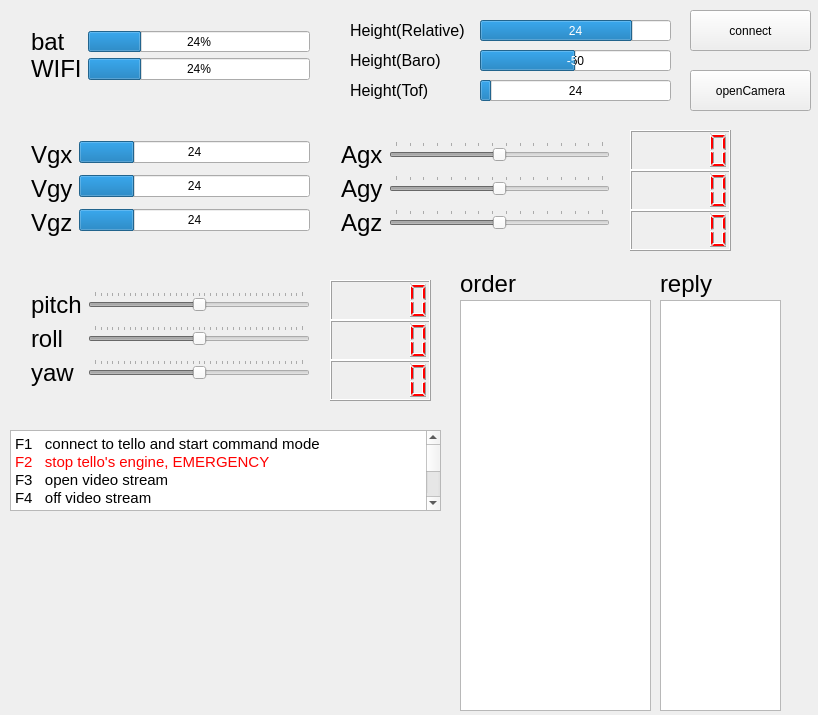
Old version of the form telloGUIController/telloGUIController/mainwindow.ui in the repository fangwei123456/telloGUIController.
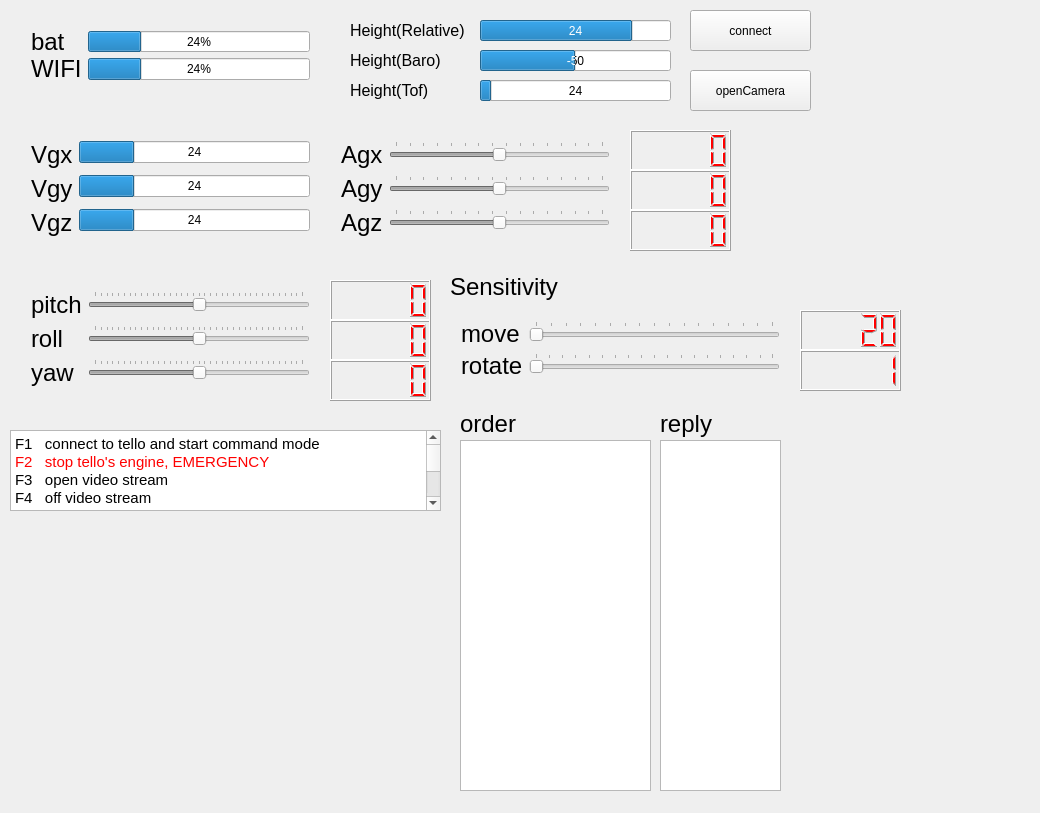
New version of the form. Icons and pictures are not drawn.

Commit message: add control of sensitivity; fix keyboard input bug

Patch:
```diff
--- a/telloGUIController/telloGUIController/mainwindow.ui
+++ b/telloGUIController/telloGUIController/mainwindow.ui
@@ -6,8 +6,8 @@
    <rect>
     <x>0</x>
     <y>0</y>
-    <width>818</width>
-    <height>715</height>
+    <width>1040</width>
+    <height>813</height>
    </rect>
   </property>
   <property name="windowTitle">
@@ -543,9 +543,9 @@
     <property name="geometry">
      <rect>
       <x>460</x>
-      <y>300</y>
+      <y>440</y>
       <width>191</width>
-      <height>411</height>
+      <height>351</height>
      </rect>
     </property>
     <property name="html">
@@ -585,9 +585,9 @@
     <property name="geometry">
      <rect>
       <x>660</x>
-      <y>300</y>
+      <y>440</y>
       <width>121</width>
-      <height>411</height>
+      <height>351</height>
      </rect>
     </property>
     <property name="html">
@@ -602,7 +602,7 @@
     <property name="geometry">
      <rect>
       <x>10</x>
-      <y>520</y>
+      <y>630</y>
       <width>431</width>
       <height>181</height>
      </rect>
@@ -649,7 +649,7 @@
     <property name="geometry">
      <rect>
       <x>460</x>
-      <y>270</y>
+      <y>410</y>
       <width>61</width>
       <height>27</height>
      </rect>
@@ -667,7 +667,7 @@
     <property name="geometry">
      <rect>
       <x>660</x>
-      <y>270</y>
+      <y>410</y>
       <width>61</width>
       <height>27</height>
      </rect>
@@ -720,6 +720,136 @@
      <string notr="true">color: rgb(255, 0, 0);</string>
     </property>
    </widget>
+   <widget class="QLabel" name="sensitivityLabel">
+    <property name="geometry">
+     <rect>
+      <x>450</x>
+      <y>270</y>
+      <width>121</width>
+      <height>34</height>
+     </rect>
+    </property>
+    <property name="font">
+     <font>
+      <pointsize>18</pointsize>
+     </font>
+    </property>
+    <property name="text">
+     <string>Sensitivity</string>
+    </property>
+   </widget>
+   <widget class="QLCDNumber" name="moveSV">
+    <property name="geometry">
+     <rect>
+      <x>800</x>
+      <y>310</y>
+      <width>101</width>
+      <height>41</height>
+     </rect>
+    </property>
+    <property name="styleSheet">
+     <string notr="true">color: rgb(255, 0, 0);</string>
+    </property>
+    <property name="intValue" stdset="0">
+     <number>20</number>
+    </property>
+   </widget>
+   <widget class="QWidget" name="formLayoutWidget_5">
+    <property name="geometry">
+     <rect>
+      <x>450</x>
+      <y>310</y>
+      <width>341</width>
+      <height>80</height>
+     </rect>
+    </property>
+    <layout class="QFormLayout" name="sensitivityFormLayout">
+     <item row="0" column="0">
+      <widget class="QLabel" name="moveSensitivityLabel">
+       <property name="font">
+        <font>
+         <pointsize>18</pointsize>
+        </font>
+       </property>
+       <property name="text">
+        <string>move</string>
+       </property>
+      </widget>
+     </item>
+     <item row="0" column="1">
+      <widget class="QSlider" name="moveSensitivity">
+       <property name="enabled">
+        <bool>false</bool>
+       </property>
+       <property name="minimum">
+        <number>20</number>
+       </property>
+       <property name="maximum">
+        <number>100</number>
+       </property>
+       <property name="orientation">
+        <enum>Qt::Horizontal</enum>
+       </property>
+       <property name="tickPosition">
+        <enum>QSlider::TicksAbove</enum>
+       </property>
+       <property name="tickInterval">
+        <number>5</number>
+       </property>
+      </widget>
+     </item>
+     <item row="1" column="0">
+      <widget class="QLabel" name="rotateSensitivityLabel">
+       <property name="font">
+        <font>
+         <pointsize>18</pointsize>
+        </font>
+       </property>
+       <property name="text">
+        <string>rotate</string>
+       </property>
+      </widget>
+     </item>
+     <item row="1" column="1">
+      <widget class="QSlider" name="rotateSensitivity">
+       <property name="enabled">
+        <bool>false</bool>
+       </property>
+       <property name="minimum">
+        <number>1</number>
+       </property>
+       <property name="maximum">
+        <number>360</number>
+       </property>
+       <property name="orientation">
+        <enum>Qt::Horizontal</enum>
+       </property>
+       <property name="tickPosition">
+        <enum>QSlider::TicksAbove</enum>
+       </property>
+       <property name="tickInterval">
+        <number>20</number>
+       </property>
+      </widget>
+     </item>
+    </layout>
+   </widget>
+   <widget class="QLCDNumber" name="rotateSV">
+    <property name="geometry">
+     <rect>
+      <x>800</x>
+      <y>350</y>
+      <width>101</width>
+      <height>41</height>
+     </rect>
+    </property>
+    <property name="styleSheet">
+     <string notr="true">color: rgb(255, 0, 0);</string>
+    </property>
+    <property name="intValue" stdset="0">
+     <number>1</number>
+    </property>
+   </widget>
   </widget>
  </widget>
  <layoutdefault spacing="6" margin="11"/>
```
The commit also changes 22 other files.
